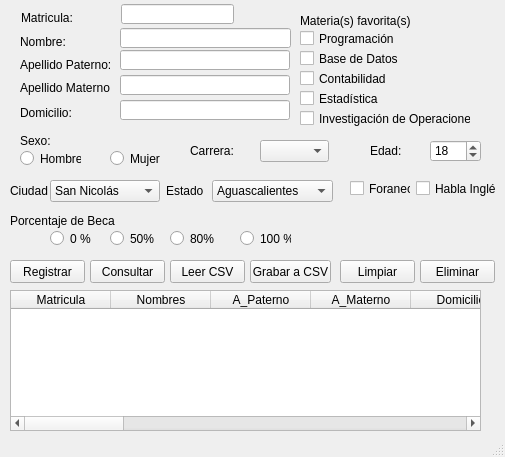
Old version of the form Alumnos.ui in the repository fernandodilland/visualizacion-de-datos-y-aplicaciones-de-escritorio-evidencia-3.
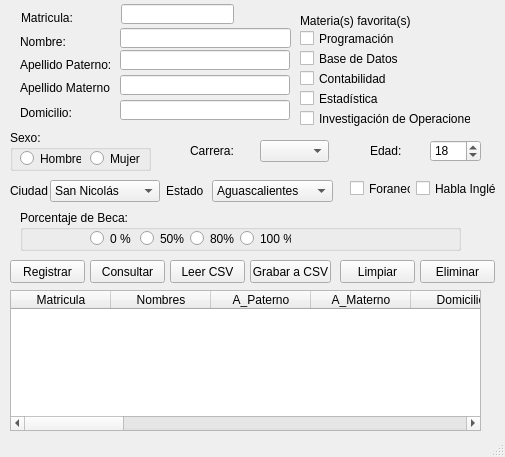
New version of the form. Icons and pictures are not drawn.

```diff
--- a/Alumnos.ui
+++ b/Alumnos.ui
@@ -91,32 +91,6 @@
      <string>Matricula:</string>
     </property>
    </widget>
-   <widget class="QRadioButton" name="radio_hombre">
-    <property name="geometry">
-     <rect>
-      <x>20</x>
-      <y>150</y>
-      <width>61</width>
-      <height>17</height>
-     </rect>
-    </property>
-    <property name="text">
-     <string>Hombre</string>
-    </property>
-   </widget>
-   <widget class="QRadioButton" name="radio_mujer">
-    <property name="geometry">
-     <rect>
-      <x>110</x>
-      <y>150</y>
-      <width>51</width>
-      <height>17</height>
-     </rect>
-    </property>
-    <property name="text">
-     <string>Mujer</string>
-    </property>
-   </widget>
    <widget class="QComboBox" name="cbx_carrera">
     <property name="geometry">
      <rect>
@@ -745,71 +719,6 @@
      <string>Habla Inglés</string>
     </property>
    </widget>
-   <widget class="QRadioButton" name="radio_cero">
-    <property name="geometry">
-     <rect>
-      <x>50</x>
-      <y>230</y>
-      <width>41</width>
-      <height>17</height>
-     </rect>
-    </property>
-    <property name="text">
-     <string>0 %</string>
-    </property>
-   </widget>
-   <widget class="QRadioButton" name="radio_50">
-    <property name="geometry">
-     <rect>
-      <x>110</x>
-      <y>230</y>
-      <width>51</width>
-      <height>17</height>
-     </rect>
-    </property>
-    <property name="text">
-     <string>50%</string>
-    </property>
-   </widget>
-   <widget class="QRadioButton" name="radio_80">
-    <property name="geometry">
-     <rect>
-      <x>170</x>
-      <y>230</y>
-      <width>51</width>
-      <height>17</height>
-     </rect>
-    </property>
-    <property name="text">
-     <string>80%</string>
-    </property>
-   </widget>
-   <widget class="QRadioButton" name="radio_100">
-    <property name="geometry">
-     <rect>
-      <x>240</x>
-      <y>230</y>
-      <width>51</width>
-      <height>17</height>
-     </rect>
-    </property>
-    <property name="text">
-     <string>100 %</string>
-    </property>
-   </widget>
-   <widget class="QLabel" name="lbl_beca">
-    <property name="geometry">
-     <rect>
-      <x>10</x>
-      <y>210</y>
-      <width>111</width>
-      <height>21</height>
-     </rect>
-    </property>
-    <property name="text">
-     <string>Porcentaje de Beca</string>
-    </property>
-   </widget>
    <widget class="QLabel" name="lbl_domicilio">
     <property name="geometry">
      <rect>
@@ -833,19 +742,6 @@
      </rect>
     </property>
    </widget>
-   <widget class="QLabel" name="lbl_domicilio_2">
-    <property name="geometry">
-     <rect>
-      <x>20</x>
-      <y>130</y>
-      <width>90</width>
-      <height>21</height>
-     </rect>
-    </property>
-    <property name="text">
-     <string>Sexo:</string>
-    </property>
-   </widget>
    <widget class="QLabel" name="lbl_Matricula_2">
     <property name="geometry">
      <rect>
@@ -859,6 +755,110 @@
      <string>Materia(s) favorita(s):</string>
     </property>
    </widget>
+   <widget class="QGroupBox" name="groupBox">
+    <property name="geometry">
+     <rect>
+      <x>10</x>
+      <y>130</y>
+      <width>141</width>
+      <height>41</height>
+     </rect>
+    </property>
+    <property name="title">
+     <string>Sexo:</string>
+    </property>
+    <widget class="QRadioButton" name="radio_hombre">
+     <property name="geometry">
+      <rect>
+       <x>10</x>
+       <y>20</y>
+       <width>61</width>
+       <height>17</height>
+      </rect>
+     </property>
+     <property name="text">
+      <string>Hombre</string>
+     </property>
+    </widget>
+    <widget class="QRadioButton" name="radio_mujer">
+     <property name="geometry">
+      <rect>
+       <x>80</x>
+       <y>20</y>
+       <width>51</width>
+       <height>17</height>
+      </rect>
+     </property>
+     <property name="text">
+      <string>Mujer</string>
+     </property>
+    </widget>
+   </widget>
+   <widget class="QGroupBox" name="groupBox_2">
+    <property name="geometry">
+     <rect>
+      <x>20</x>
+      <y>210</y>
+      <width>441</width>
+      <height>41</height>
+     </rect>
+    </property>
+    <property name="title">
+     <string>Porcentaje de Beca:</string>
+    </property>
+    <widget class="QRadioButton" name="radio_cero">
+     <property name="geometry">
+      <rect>
+       <x>70</x>
+       <y>20</y>
+       <width>41</width>
+       <height>17</height>
+      </rect>
+     </property>
+     <property name="text">
+      <string>0 %</string>
+     </property>
+    </widget>
+    <widget class="QRadioButton" name="radio_50">
+     <property name="geometry">
+      <rect>
+       <x>120</x>
+       <y>20</y>
+       <width>51</width>
+       <height>17</height>
+      </rect>
+     </property>
+     <property name="text">
+      <string>50%</string>
+     </property>
+    </widget>
+    <widget class="QRadioButton" name="radio_80">
+     <property name="geometry">
+      <rect>
+       <x>170</x>
+       <y>20</y>
+       <width>51</width>
+       <height>17</height>
+      </rect>
+     </property>
+     <property name="text">
+      <string>80%</string>
+     </property>
+    </widget>
+    <widget class="QRadioButton" name="radio_100">
+     <property name="geometry">
+      <rect>
+       <x>220</x>
+       <y>20</y>
+       <width>51</width>
+       <height>17</height>
+      </rect>
+     </property>
+     <property name="text">
+      <string>100 %</string>
+     </property>
+    </widget>
+   </widget>
   </widget>
   <widget class="QStatusBar" name="statusbar"/>
  </widget>
```
Left out of the diff: 41 changed lines with no effect on the pictures.
